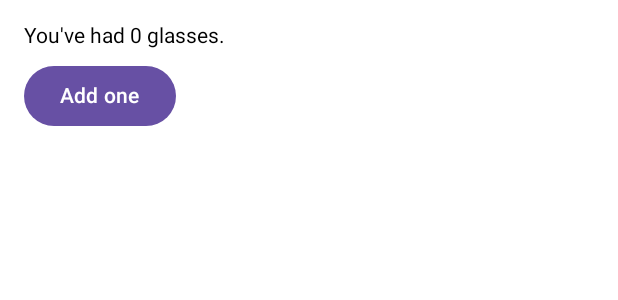
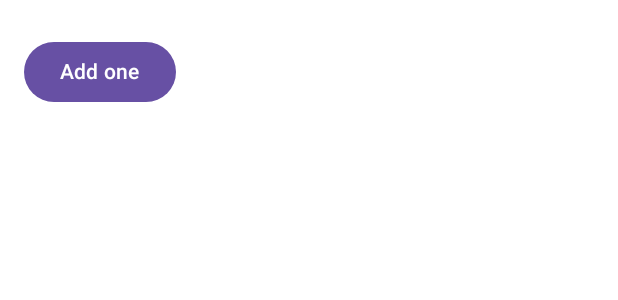
Before and after one commit to sh1mj1/Kotlin-Android-Learning-Test, an Android app built with Jetpack Compose: the @Preview function WaterCounterPreview, on a phone screen of 412 x 824 dp. Shown: the top 300 px of the screen. Run offline under Robolectric (Android 15) with nearby library versions, the phone set to English and light mode, and no system bars.

Commit message:
feat(WaterCounter): show text when count > 0

```diff
--- a/app/src/main/java/com/example/learningtest/compose/state/WaterCounter.kt
+++ b/app/src/main/java/com/example/learningtest/compose/state/WaterCounter.kt
@@ -18,7 +18,9 @@ fun WaterCounter(modifier: Modifier = Modifier) {
     Column(modifier = modifier.padding(16.dp)) {
         var count by remember { mutableIntStateOf(0) }
 
-        Text(text = "You've had $count glasses.")
+        if (count > 0) {
+            Text(text = "You've had $count glasses.")
+        }
         Button(
             onClick = { count++ },
             modifier = Modifier.padding(top = 8.dp),
```
Also changed, not shown: app/src/main/java/com/example/learningtest/compose/state/State-driven-ui.png (added).
